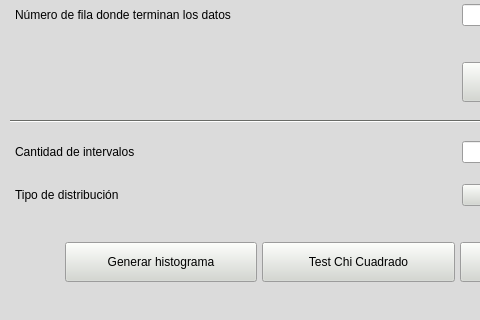
First picture: the form in tp2/toma_datos/interfaz/ventana_toma_datos.ui, repository MMariatti/SIM4K4, before the edit; both pictures show x 0 to 480 and y 163 to 483 of the 667 by 483 pixel window.
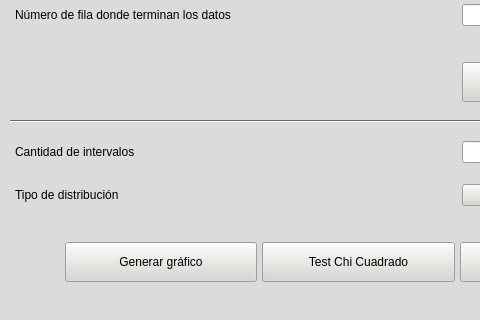
Second picture: the form after the edit. Icons and pictures are not drawn.

Commit message: Corrijo nombre de boton y metodos

```diff
--- a/tp2/toma_datos/interfaz/ventana_toma_datos.ui
+++ b/tp2/toma_datos/interfaz/ventana_toma_datos.ui
@@ -2,6 +2,14 @@
 <ui version="4.0">
  <class>ventana_toma_datos</class>
  <widget class="QMainWindow" name="ventana_toma_datos">
+  <property name="geometry">
+   <rect>
+    <x>0</x>
+    <y>0</y>
+    <width>667</width>
+    <height>483</height>
+   </rect>
+  </property>
   <property name="minimumSize">
    <size>
     <width>667</width>
@@ -947,7 +955,7 @@
            </size>
           </property>
           <property name="text">
-           <string>Generar histograma</string>
+           <string>Generar gráfico</string>
           </property>
           <property name="autoDefault">
            <bool>true</bool>
```
Left out of the diff: 2 changed lines with no effect on the pictures. The commit also changes 1 other file.
